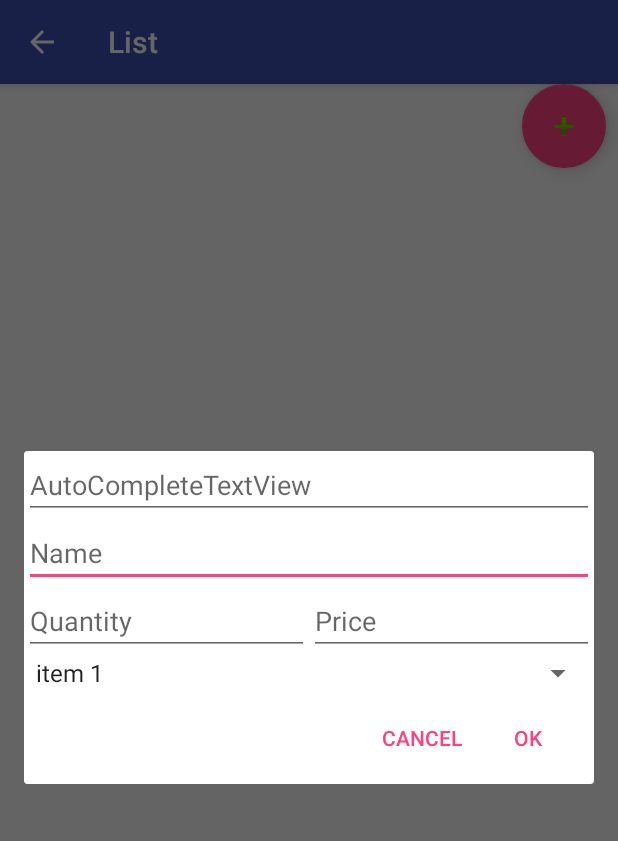
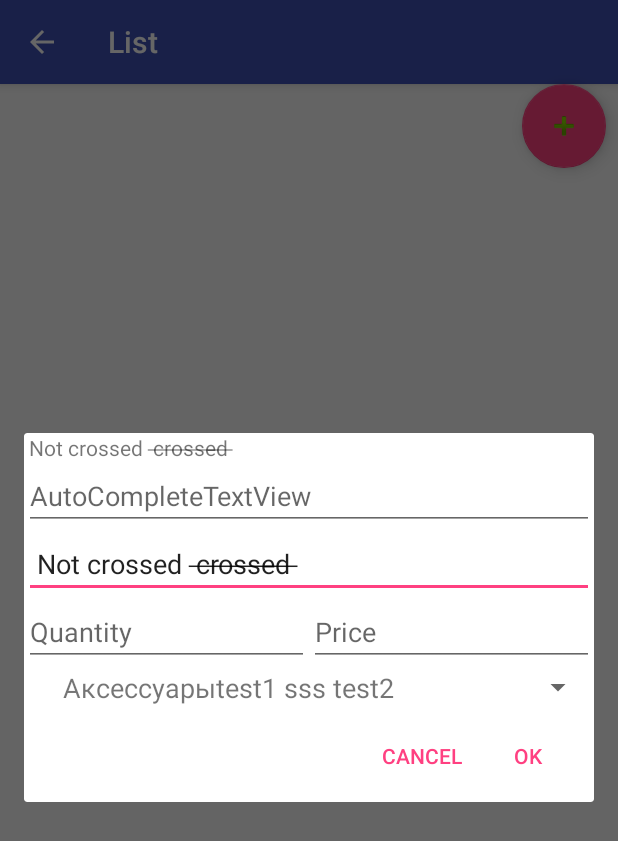
Before and after one commit to alexandersgr/ShopingListApp, an Android app: the ItemsOfList screen opened directly, with no data from a screen before it, after a tap on an icon or button, on a phone screen of 412 x 824 dp. Shown: the top 841 px of the screen. Run offline under Robolectric (Android 15) with nearby library versions, the phone set to English and light mode, and no system bars.

Commit message:
04.01.18 18:06 categories spinner custom adapter

```diff
--- /dev/null
+++ b/app/src/main/java/com/groundsoft/dean/shoppinglist/Adapters/CategoriesSpinnerAdapter.java
@@ -0,0 +1,57 @@
+package com.groundsoft.dean.shoppinglist.Adapters;
+
+import android.content.Context;
+import android.view.LayoutInflater;
+import android.view.View;
+import android.view.ViewGroup;
+import android.widget.BaseAdapter;
+import android.widget.ImageView;
+import android.widget.TextView;
+
+import com.groundsoft.dean.shoppinglist.Models.Ctgrs;
+import com.groundsoft.dean.shoppinglist.R;
+
+import java.util.ArrayList;
+
+public class CategoriesSpinnerAdapter extends BaseAdapter {
+    Context ctx;
+    LayoutInflater lInflater;
+    ArrayList<Ctgrs> objects;
+
+    public CategoriesSpinnerAdapter(Context context, ArrayList<Ctgrs> categories) {
+        ctx = context;
+        objects = categories;
+        lInflater = (LayoutInflater) ctx.getSystemService(Context.LAYOUT_INFLATER_SERVICE);
+    }
+
+    @Override
+    public int getCount() {
+        return objects.size();
+    }
+
+    @Override
+    public Object getItem(int position) {
+        return objects.get(position);
+    }
+
+    @Override
+    public long getItemId(int position) {
+        return position;
+    }
+
+    @Override
+    public View getView(int position, View convertView, ViewGroup parent) {
+        View view = convertView;
+        if (view == null) {
+            view = lInflater.inflate(R.layout.inflable_category_spinner_item, parent, false);
+        }
+
+        Ctgrs p = (Ctgrs) getItem(position);
+
+        ((TextView) view.findViewById(R.id.categoryName)).setText(p.categoryName);
+        ((ImageView) view.findViewById(R.id.categoryImage)).setImageResource(p.categoryImage);
+
+        return view;
+    }
+
+}
--- a/app/src/main/java/com/groundsoft/dean/shoppinglist/ItemsOfList.java
+++ b/app/src/main/java/com/groundsoft/dean/shoppinglist/ItemsOfList.java
@@ -10,6 +10,7 @@ import android.support.v7.widget.Toolbar;
 import android.view.LayoutInflater;
 import android.view.View;
 import android.widget.ArrayAdapter;
+import android.widget.AutoCompleteTextView;
 import android.widget.CheckBox;
 import android.widget.EditText;
 import android.widget.LinearLayout;
@@ -17,7 +18,9 @@ import android.widget.Spinner;
 import android.widget.TextView;
 import android.widget.Toast;
 
+import com.groundsoft.dean.shoppinglist.Adapters.CategoriesSpinnerAdapter;
 import com.groundsoft.dean.shoppinglist.Models.Categories;
+import com.groundsoft.dean.shoppinglist.Models.Ctgrs;
 import com.groundsoft.dean.shoppinglist.Models.Items;
 
 import java.util.ArrayList;
@@ -180,16 +183,24 @@ public class ItemsOfList extends AppCompatActivity {
         categorySpinner = promptsView.findViewById(R.id.categorySpinner);
 
 
-        ArrayAdapter<String> adapter = new ArrayAdapter<String>(this, android.R.layout.simple_spinner_item, paths);
+        //ArrayAdapter<String> adapter = new ArrayAdapter<String>(this, android.R.layout.simple_spinner_item, paths);
         //ArrayAdapter<CharSequence> adapter = ArrayAdapter.createFromResource(this, R.array.categories, android.R.layout.simple_spinner_item);
+        //adapter.setDropDownViewResource(android.R.layout.simple_spinner_dropdown_item);
 
+        Ctgrs ct = new Ctgrs();
+        ArrayList<Ctgrs> categories = ct.getAllCategories(this);
 
-        adapter.setDropDownViewResource(android.R.layout.simple_spinner_dropdown_item);
+        CategoriesSpinnerAdapter adapter = new CategoriesSpinnerAdapter(this, categories);
 
         categorySpinner.setAdapter(adapter);
         //categorySpinner.setOnItemSelectedListener(this);
 
-        //
+        String[] fruits = {"Apple", "Banana", "Cherry", "Date", "Grape", "Kiwi", "Mango", "Pear"};
+
+        ArrayAdapter<String> adapter2 = new ArrayAdapter<String>(this, android.R.layout.select_dialog_item, fruits);
+        AutoCompleteTextView actv = (AutoCompleteTextView) promptsView.findViewById(R.id.autoCompleteItemName);
+        actv.setThreshold(1);
+        actv.setAdapter(adapter2);
 
 
         alertDialogBuilder
--- /dev/null
+++ b/app/src/main/java/com/groundsoft/dean/shoppinglist/Models/Ctgrs.java
@@ -0,0 +1,73 @@
+package com.groundsoft.dean.shoppinglist.Models;
+
+import android.content.Context;
+import android.content.res.Resources;
+import com.groundsoft.dean.shoppinglist.R;
+import org.w3c.dom.Document;
+import org.w3c.dom.Element;
+import org.w3c.dom.Node;
+import org.w3c.dom.NodeList;
+import java.io.InputStream;
+import java.util.ArrayList;
+import javax.xml.parsers.DocumentBuilder;
+import javax.xml.parsers.DocumentBuilderFactory;
+
+public class Ctgrs {
+    public String categoryName;
+    public Integer categoryOrder;
+    public int categoryImage;
+
+    public ArrayList<Ctgrs> getAllCategories(Context context) {
+
+        ArrayList<Ctgrs> categories = new ArrayList<Ctgrs>();
+
+        try {
+
+            InputStream is = context.getResources().openRawResource(R.raw.ctgs);
+
+            DocumentBuilderFactory dbFactory = DocumentBuilderFactory.newInstance();
+            DocumentBuilder dBuilder = dbFactory.newDocumentBuilder();
+            Document doc = dBuilder.parse(is);
+
+            Element element = doc.getDocumentElement();
+            element.normalize();
+
+            NodeList nList = doc.getElementsByTagName("ctgs");
+
+            for (int i = 0; i < nList.getLength(); i++) {
+
+                Node node = nList.item(i);
+                if (node.getNodeType() == Node.ELEMENT_NODE) {
+                    Element element2 = (Element) node;
+
+                    String name = element2.getAttribute("name");
+                    //element2.getTextContent();
+                    Integer cid = Integer.valueOf(element2.getAttribute("cid"));
+                    String img = element2.getAttribute("image");
+
+                    Resources res = context.getResources();
+                    String n = res.getString(res.getIdentifier(name, "string", context.getPackageName()));
+
+                    int image = 0;
+
+                    if (!img.equals("")){
+                        image = res.getIdentifier(img, "mipmap", context.getPackageName());
+                    }
+
+                    Ctgrs c = new Ctgrs();
+
+                    c.categoryName = n + element2.getTextContent();
+                    c.categoryImage = image;
+                    c.categoryOrder = cid;
+
+                    categories.add(c);
+                }
+            }
+
+        } catch (Exception e) {
+            e.printStackTrace();
+        }
+
+        return categories;
+    }
+}
--- a/app/src/main/res/layout/dialog_add_item.xml
+++ b/app/src/main/res/layout/dialog_add_item.xml
@@ -3,6 +3,12 @@
     android:layout_width="match_parent"
     android:layout_height="match_parent"
     android:orientation="vertical">
+
+    <TextView
+        android:id="@+id/textView"
+        android:layout_width="match_parent"
+        android:layout_height="wrap_content"
+        android:text="@string/line" />
 
     <AutoCompleteTextView
         android:id="@+id/autoCompleteItemName"
@@ -14,8 +20,9 @@
         android:id="@+id/newItemName"
         android:layout_width="match_parent"
         android:layout_height="wrap_content"
+        android:hint="@string/new_item_name_placeholder"
         android:inputType=""
-        android:hint="@string/new_item_name_placeholder">
+        android:text="@string/line">
 
         <requestFocus />
     </EditText>
--- /dev/null
+++ b/app/src/main/res/layout/inflable_category_spinner_item.xml
@@ -0,0 +1,23 @@
+<?xml version="1.0" encoding="utf-8"?>
+<LinearLayout xmlns:android="http://schemas.android.com/apk/res/android"
+    xmlns:app="http://schemas.android.com/apk/res-auto"
+    android:layout_width="match_parent"
+    android:layout_height="match_parent">
+
+    <ImageView
+        android:id="@+id/categoryImage"
+        android:layout_width="48dp"
+        android:layout_height="24dp"
+        android:layout_weight="1"
+        android:visibility="visible"
+        app:srcCompat="@mipmap/ic_category_140" />
+
+    <TextView
+        android:id="@+id/categoryName"
+        android:layout_width="match_parent"
+        android:layout_height="wrap_content"
+        android:layout_weight="1"
+        android:padding="2dp"
+        android:text="ggggggg"
+        android:textSize="18sp" />
+</LinearLayout>
--- a/app/src/main/res/raw/ctgs.xml
+++ b/app/src/main/res/raw/ctgs.xml
@@ -1,7 +1,19 @@
 <?xml version="1.0" encoding="utf-8"?>
 <categories>
-    <ctgs cid="10" name="cg10"/>
-    <ctgs cid="20" name="cg20"/>
-    <ctgs cid="9000" name="cg9000"/>
-
+    <ctgs name="cg10" cid="10" image="">test1 <strike>sss</strike> test2</ctgs>
+    <ctgs name="cg20" cid="20" image=""/>
+    <ctgs name="cg30" cid="30" image=""/>
+    <ctgs name="cg40" cid="40" image=""/>
+    <ctgs name="cg50" cid="50" image=""/>
+    <ctgs name="cg60" cid="60" image=""/>
+    <ctgs name="cg70" cid="70" image=""/>
+    <ctgs name="cg80" cid="80" image=""/>
+    <ctgs name="cg90" cid="90" image=""/>
+    <ctgs name="cg100" cid="100" image=""/>
+    <ctgs name="cg110" cid="110" image=""/>
+    <ctgs name="cg120" cid="120" image=""/>
+    <ctgs name="cg130" cid="130" image=""/>
+    <ctgs name="cg140" cid="140" image="ic_category_140"/>
+    <ctgs name="cg150" cid="150" image=""/>
+    <ctgs name="cg9000" cid="9000" image=""/>
 </categories>
--- a/app/src/main/res/values/strings.xml
+++ b/app/src/main/res/values/strings.xml
@@ -9,6 +9,6 @@
     <string name="new_item_quantity_placeholder">Quantity</string>
     <string name="new_item_price_placeholder">Price</string>
     <string name="action_test1">xml test</string>
-
+    <string name="line"> Not crossed <strike> crossed </strike> </string>
 
 </resources>
```
Also changed, not shown: app/src/main/ic_category_140-web.png (added), app/src/main/res/mipmap-hdpi/ic_category_140.png (added), app/src/main/res/mipmap-mdpi/ic_category_140.png (added), app/src/main/res/mipmap-xhdpi/ic_category_140.png (added), app/src/main/res/mipmap-xxhdpi/ic_category_140.png (added), app/src/main/res/mipmap-xxxhdpi/ic_category_140.png (added).
